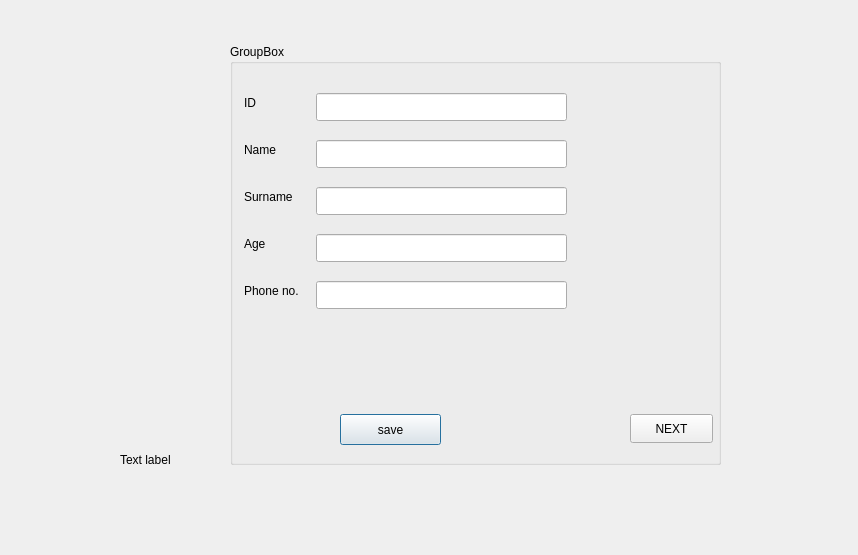
First picture: the form in Sqlite_DB/Patientsinfo.ui, repository AnishBharati/Qt-HMS, before the edit.
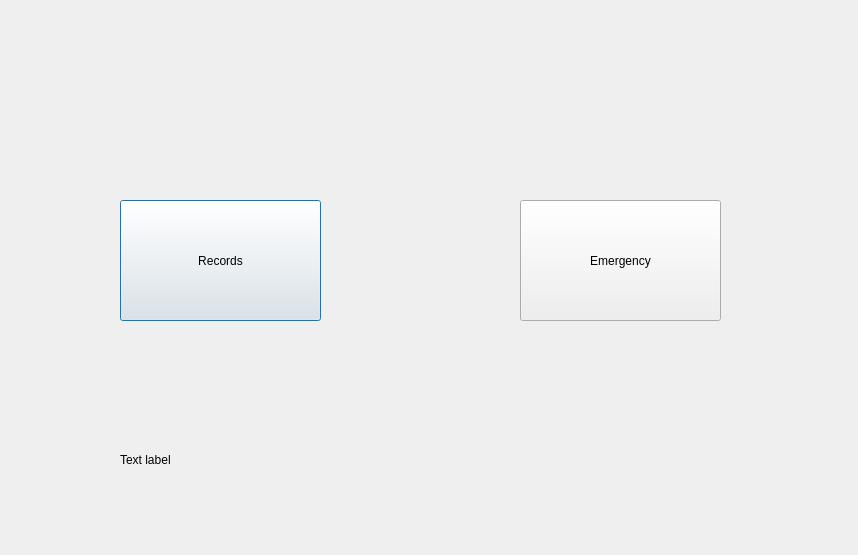
Second picture: the form after the edit.

Commit message: With RECORD and EMERGENCY

What changed in the file:
```diff
--- a/Sqlite_DB/Patientsinfo.ui
+++ b/Sqlite_DB/Patientsinfo.ui
@@ -13,160 +13,6 @@
   <property name="windowTitle">
    <string>Dialog</string>
   </property>
-  <widget class="QGroupBox" name="groupBox">
-   <property name="geometry">
-    <rect>
-     <x>230</x>
-     <y>44</y>
-     <width>491</width>
-     <height>421</height>
-    </rect>
-   </property>
-   <property name="title">
-    <string>GroupBox</string>
-   </property>
-   <widget class="QLabel" name="label_6">
-    <property name="geometry">
-     <rect>
-      <x>14</x>
-      <y>49</y>
-      <width>16</width>
-      <height>20</height>
-     </rect>
-    </property>
-    <property name="text">
-     <string>ID</string>
-    </property>
-   </widget>
-   <widget class="QLineEdit" name="txt_id">
-    <property name="geometry">
-     <rect>
-      <x>86</x>
-      <y>49</y>
-      <width>251</width>
-      <height>28</height>
-     </rect>
-    </property>
-   </widget>
-   <widget class="QLabel" name="label_7">
-    <property name="geometry">
-     <rect>
-      <x>14</x>
-      <y>96</y>
-      <width>40</width>
-      <height>20</height>
-     </rect>
-    </property>
-    <property name="text">
-     <string>Name</string>
-    </property>
-   </widget>
-   <widget class="QLineEdit" name="txt_name">
-    <property name="geometry">
-     <rect>
-      <x>86</x>
-      <y>96</y>
-      <width>251</width>
-      <height>28</height>
-     </rect>
-    </property>
-   </widget>
-   <widget class="QLabel" name="label_8">
-    <property name="geometry">
-     <rect>
-      <x>14</x>
-      <y>143</y>
-      <width>58</width>
-      <height>20</height>
-     </rect>
-    </property>
-    <property name="text">
-     <string>Surname</string>
-    </property>
-   </widget>
-   <widget class="QLineEdit" name="txt_surname">
-    <property name="geometry">
-     <rect>
-      <x>86</x>
-      <y>143</y>
-      <width>251</width>
-      <height>28</height>
-     </rect>
-    </property>
-   </widget>
-   <widget class="QLabel" name="label_9">
-    <property name="geometry">
-     <rect>
-      <x>14</x>
-      <y>190</y>
-      <width>27</width>
-      <height>20</height>
-     </rect>
-    </property>
-    <property name="text">
-     <string>Age</string>
-    </property>
-   </widget>
-   <widget class="QLineEdit" name="txt_age">
-    <property name="geometry">
-     <rect>
-      <x>86</x>
-      <y>190</y>
-      <width>251</width>
-      <height>28</height>
-     </rect>
-    </property>
-   </widget>
-   <widget class="QLabel" name="label_10">
-    <property name="geometry">
-     <rect>
-      <x>14</x>
-      <y>237</y>
-      <width>65</width>
-      <height>20</height>
-     </rect>
-    </property>
-    <property name="text">
-     <string>Phone no.</string>
-    </property>
-   </widget>
-   <widget class="QLineEdit" name="txt_phone">
-    <property name="geometry">
-     <rect>
-      <x>86</x>
-      <y>237</y>
-      <width>251</width>
-      <height>28</height>
-     </rect>
-    </property>
-   </widget>
-   <widget class="QPushButton" name="pushButton">
-    <property name="geometry">
-     <rect>
-      <x>110</x>
-      <y>370</y>
-      <width>101</width>
-      <height>31</height>
-     </rect>
-    </property>
-    <property name="text">
-     <string>save</string>
-    </property>
-   </widget>
-   <widget class="QPushButton" name="pushButton_2">
-    <property name="geometry">
-     <rect>
-      <x>400</x>
-      <y>370</y>
-      <width>83</width>
-      <height>29</height>
-     </rect>
-    </property>
-    <property name="text">
-     <string>NEXT</string>
-    </property>
-   </widget>
-  </widget>
   <widget class="QLabel" name="label_sec_status">
    <property name="geometry">
     <rect>
@@ -180,6 +26,32 @@
     <string>Text label</string>
    </property>
   </widget>
+  <widget class="QPushButton" name="pushButton_2">
+   <property name="geometry">
+    <rect>
+     <x>120</x>
+     <y>200</y>
+     <width>201</width>
+     <height>121</height>
+    </rect>
+   </property>
+   <property name="text">
+    <string>Records</string>
+   </property>
+  </widget>
+  <widget class="QPushButton" name="pushButton_3">
+   <property name="geometry">
+    <rect>
+     <x>520</x>
+     <y>200</y>
+     <width>201</width>
+     <height>121</height>
+    </rect>
+   </property>
+   <property name="text">
+    <string>Emergency</string>
+   </property>
+  </widget>
  </widget>
  <resources/>
  <connections/>
```
The commit also changes 10 other files.
